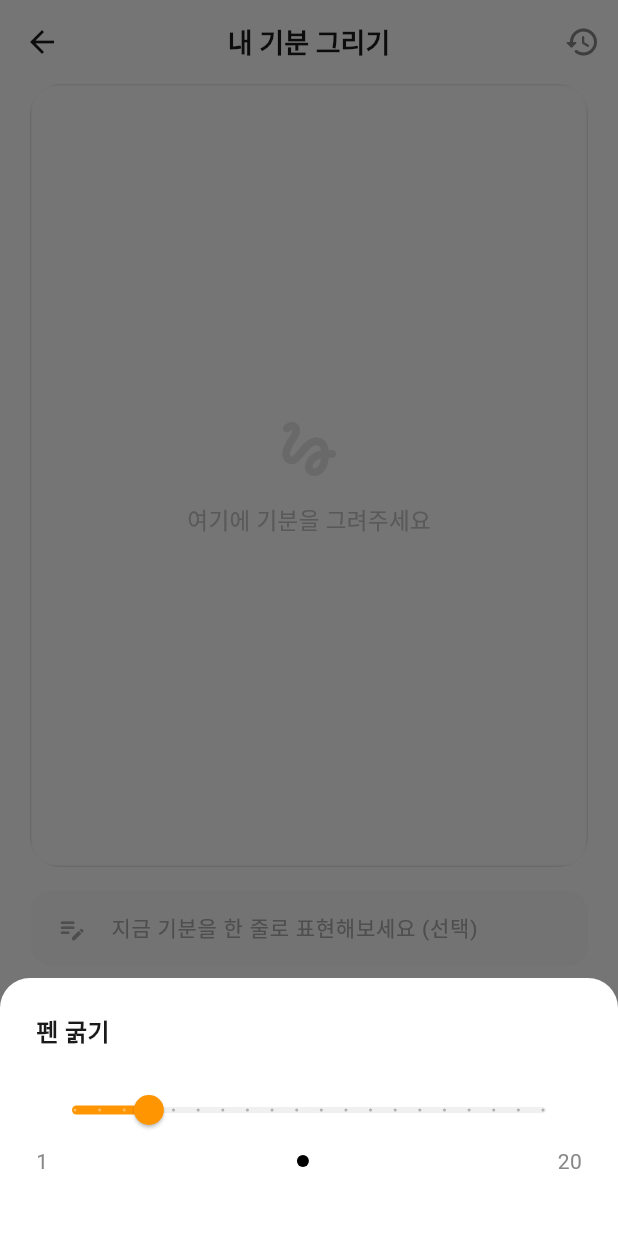
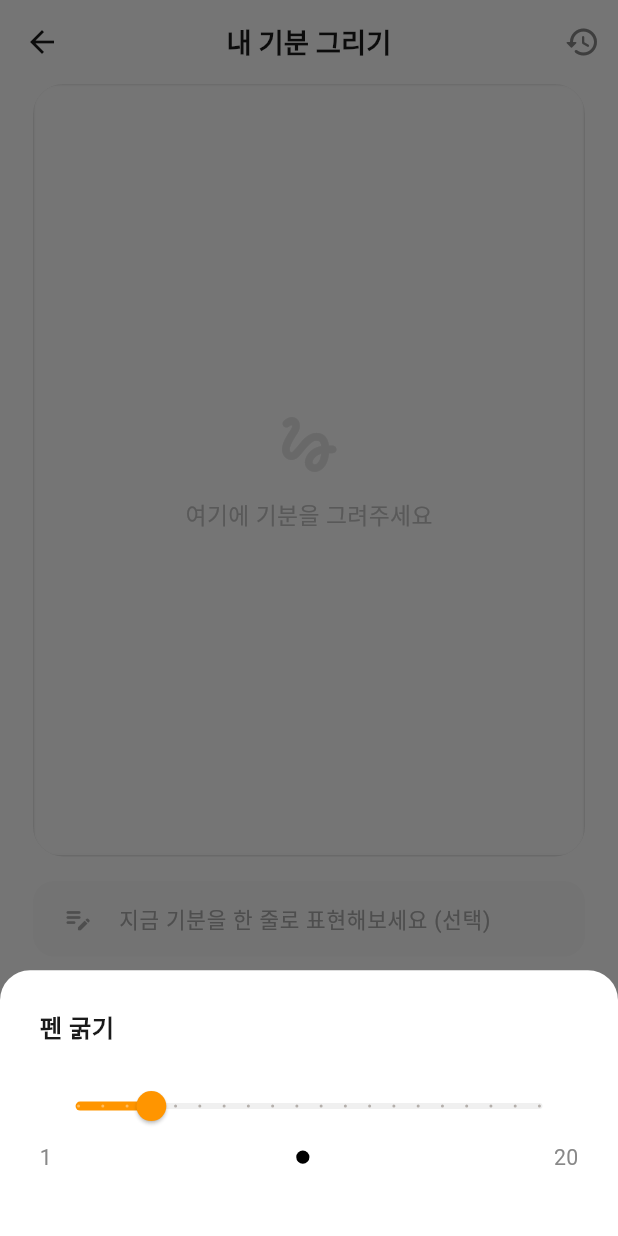
Before and after one commit to ggorockee/ojeomneo, a Flutter app: the SketchScreen screen opened by its route, after a tap on the "line weight" icon, on a phone screen of 412 x 824 dp. Run offline on Flutter 3.47's test engine with Material 3 defaults, Android fonts, the phone set to English and light mode, and no system bars; our stand-ins replace cached_network_image, device_info_plus, flutter_colorpicker, flutter_screenutil, google_mobile_ads, package_info_plus and 1 more; network calls fail; Roboto replaces fonts that are missing (Pretendard).

Commit message:
모든 화면을 flutter_screenutil을 사용한 반응형 디자인으로 변환 (#85)
- splash_screen.dart: 폰트 사이즈, 너비, 높이를 반응형으로 변환
- sketch_screen.dart: 모든 padding, margin, 폰트 사이즈를 반응형으로 변환
- result_screen.dart: 모든 UI 요소를 반응형으로 변환
- history_screen.dart: 모든 UI 요소를 반응형으로 변환
- 모든 화면에서 하드코딩된 값을 .sp, .w, .h, .r로 변경하여 다양한 화면 크기에 대응

```diff
--- a/mobile/lib/screens/sketch_screen.dart
+++ b/mobile/lib/screens/sketch_screen.dart
@@ -1,6 +1,7 @@
 import 'package:flutter/material.dart';
 import 'package:flutter_colorpicker/flutter_colorpicker.dart';
 import 'package:provider/provider.dart';
+import 'package:flutter_screenutil/flutter_screenutil.dart';
 
 import '../config/app_theme.dart';
 import '../services/sketch_provider.dart';
@@ -115,20 +116,20 @@ class _SketchScreenState extends State<SketchScreen> {
     showModalBottomSheet(
       context: context,
       builder: (context) => Container(
-        padding: const EdgeInsets.all(24),
+        padding: EdgeInsets.all(24.w),
         child: Column(
           mainAxisSize: MainAxisSize.min,
           crossAxisAlignment: CrossAxisAlignment.start,
           children: [
-            const Text(
+            Text(
               '펜 굵기',
               style: TextStyle(
-                fontSize: 16,
+                fontSize: 16.sp,
                 fontWeight: FontWeight.w700,
                 color: AppTheme.onSurface,
               ),
             ),
-            const SizedBox(height: 16),
+            SizedBox(height: 16.h),
             StatefulBuilder(
               builder: (context, setState) => Column(
                 children: [
@@ -154,28 +155,34 @@ class _SketchScreenState extends State<SketchScreen> {
                   Row(
                     mainAxisAlignment: MainAxisAlignment.spaceBetween,
                     children: [
-                      const Text(
+                      Text(
                         '1',
-                        style: TextStyle(color: AppTheme.onSurfaceVariant),
+                        style: TextStyle(
+                          color: AppTheme.onSurfaceVariant,
+                          fontSize: 14.sp,
+                        ),
                       ),
                       Container(
-                        width: provider.currentWidth * 2,
-                        height: provider.currentWidth * 2,
+                        width: (provider.currentWidth * 2).w,
+                        height: (provider.currentWidth * 2).w,
                         decoration: BoxDecoration(
                           color: provider.currentColor,
                           shape: BoxShape.circle,
                         ),
                       ),
-                      const Text(
+                      Text(
                         '20',
-                        style: TextStyle(color: AppTheme.onSurfaceVariant),
+                        style: TextStyle(
+                          color: AppTheme.onSurfaceVariant,
+                          fontSize: 14.sp,
+                        ),
                       ),
                     ],
                   ),
                 ],
               ),
             ),
-            const SizedBox(height: 16),
+            SizedBox(height: 16.h),
           ],
         ),
       ),
@@ -190,10 +197,10 @@ class _SketchScreenState extends State<SketchScreen> {
         backgroundColor: AppTheme.surfaceColor,
         elevation: 0,
         centerTitle: true,
-        title: const Text(
+        title: Text(
           '내 기분 그리기',
           style: TextStyle(
-            fontSize: 18,
+            fontSize: 18.sp,
             fontWeight: FontWeight.w700,
             color: AppTheme.onSurface,
           ),
@@ -218,7 +225,7 @@ class _SketchScreenState extends State<SketchScreen> {
                     // Canvas area
                     Expanded(
                       child: Padding(
-                        padding: const EdgeInsets.symmetric(horizontal: 20),
+                        padding: EdgeInsets.symmetric(horizontal: 20.w),
                         child: LayoutBuilder(
                           builder: (context, constraints) {
                             final canvasSize = Size(
@@ -229,7 +236,7 @@ class _SketchScreenState extends State<SketchScreen> {
                               key: _canvasKey,
                               decoration: BoxDecoration(
                                 color: AppTheme.surfaceVariant,
-                                borderRadius: BorderRadius.circular(20),
+                                borderRadius: BorderRadius.circular(20.r),
                                 border: Border.all(
                                   color: AppTheme.outlineColor,
                                   width: 1,
@@ -247,35 +254,35 @@ class _SketchScreenState extends State<SketchScreen> {
                         ),
                       ),
                     ),
-                    const SizedBox(height: 16),
+                    SizedBox(height: 16.h),
 
                     // Text input
                     Padding(
-                      padding: const EdgeInsets.symmetric(horizontal: 20),
+                      padding: EdgeInsets.symmetric(horizontal: 20.w),
                       child: Container(
-                        padding: const EdgeInsets.symmetric(
-                          horizontal: 18,
-                          vertical: 14,
+                        padding: EdgeInsets.symmetric(
+                          horizontal: 18.w,
+                          vertical: 14.h,
                         ),
                         decoration: BoxDecoration(
                           color: AppTheme.surfaceVariant,
-                          borderRadius: BorderRadius.circular(14),
+                          borderRadius: BorderRadius.circular(14.r),
                         ),
                         child: Row(
                           children: [
-                            const Icon(
+                            Icon(
                               Icons.edit_note_rounded,
                               color: AppTheme.textHint,
-                              size: 20,
+                              size: 20.sp,
                             ),
-                            const SizedBox(width: 12),
+                            SizedBox(width: 12.w),
                             Expanded(
                               child: TextField(
                                 controller: _textController,
-                                decoration: const InputDecoration(
+                                decoration: InputDecoration(
                                   hintText: '지금 기분을 한 줄로 표현해보세요 (선택)',
                                   hintStyle: TextStyle(
-                                    fontSize: 14,
+                                    fontSize: 14.sp,
                                     color: AppTheme.textHint,
                                   ),
                                   border: InputBorder.none,
@@ -283,8 +290,8 @@ class _SketchScreenState extends State<SketchScreen> {
                                   contentPadding: EdgeInsets.zero,
                                   filled: false,
                                 ),
-                                style: const TextStyle(
-                                  fontSize: 14,
+                                style: TextStyle(
+                                  fontSize: 14.sp,
                                   color: AppTheme.onSurface,
                                 ),
                                 maxLines: 1,
@@ -295,11 +302,11 @@ class _SketchScreenState extends State<SketchScreen> {
                         ),
                       ),
                     ),
-                    const SizedBox(height: 16),
+                    SizedBox(height: 16.h),
 
                     // Tool bar
                     Padding(
-                      padding: const EdgeInsets.symmetric(horizontal: 20),
+                      padding: EdgeInsets.symmetric(horizontal: 20.w),
                       child: Row(
                         mainAxisAlignment: MainAxisAlignment.center,
                         children: [
@@ -311,7 +318,7 @@ class _SketchScreenState extends State<SketchScreen> {
                             onTap: _showColorPicker,
                             tooltip: '색상',
                           ),
-                          const SizedBox(width: 8),
+                          SizedBox(width: 8.w),
 
                           // Stroke width
                           _ToolButton(
@@ -319,7 +326,7 @@ class _SketchScreenState extends State<SketchScreen> {
                             onTap: _showStrokeWidthPicker,
                             tooltip: '굵기',
                           ),
-                          const SizedBox(width: 8),
+                          SizedBox(width: 8.w),
 
                           // Undo
                           _ToolButton(
@@ -328,7 +335,7 @@ class _SketchScreenState extends State<SketchScreen> {
                                 provider.hasDrawing ? provider.undoLastStroke : null,
                             tooltip: '되돌리기',
                           ),
-                          const SizedBox(width: 8),
+                          SizedBox(width: 8.w),
 
                           // Clear
                           _ToolButton(
@@ -339,11 +346,11 @@ class _SketchScreenState extends State<SketchScreen> {
                         ],
                       ),
                     ),
-                    const SizedBox(height: 16),
+                    SizedBox(height: 16.h),
 
                     // Analyze button
                     Padding(
-                      padding: const EdgeInsets.fromLTRB(20, 0, 20, 40),
+                      padding: EdgeInsets.fromLTRB(20.w, 0, 20.w, 40.h),
                       child: _GradientButton(
                         onPressed: isAnalyzing ? null : _analyzeSketch,
                         isEnabled: provider.hasDrawing && !isAnalyzing,
@@ -388,14 +395,14 @@ class _EmptyCanvasPlaceholder extends StatelessWidget {
                 children: [
                   Icon(
                     Icons.gesture_rounded,
-                    size: 48,
+                    size: 48.sp,
                     color: AppTheme.textDisabled.withAlpha(128),
                   ),
-                  const SizedBox(height: 12),
+                  SizedBox(height: 12.h),
                   Text(
                     '여기에 기분을 그려주세요',
                     style: TextStyle(
-                      fontSize: 15,
+                      fontSize: 15.sp,
                       color: AppTheme.textHint.withAlpha(180),
                     ),
                   ),
@@ -434,17 +441,17 @@ class _ToolButton extends StatelessWidget {
         color: Colors.transparent,
         child: InkWell(
           onTap: onTap,
-          borderRadius: BorderRadius.circular(14),
+          borderRadius: BorderRadius.circular(14.r),
           child: Container(
-            width: 48,
-            height: 48,
+            width: 48.w,
+            height: 48.w,
             decoration: BoxDecoration(
               color: isActive
                   ? AppTheme.toolButtonActive
                   : (isEnabled
                       ? AppTheme.toolButtonInactive
                       : AppTheme.toolButtonInactive.withAlpha(128)),
-              borderRadius: BorderRadius.circular(14),
+              borderRadius: BorderRadius.circular(14.r),
               border: color != null ? Border.all(color: color!, width: 2) : null,
             ),
             child: Icon(
@@ -454,7 +461,7 @@ class _ToolButton extends StatelessWidget {
                   : (isEnabled
                       ? (color ?? AppTheme.onSurfaceVariant)
                       : AppTheme.textDisabled),
-              size: 22,
+              size: 22.sp,
             ),
           ),
         ),
@@ -484,36 +491,36 @@ class _GradientButton extends StatelessWidget {
       onTap: isEnabled ? onPressed : null,
       child: Container(
         width: double.infinity,
-        padding: const EdgeInsets.symmetric(vertical: 18),
+        padding: EdgeInsets.symmetric(vertical: 18.h),
         decoration: BoxDecoration(
           gradient: isEnabled ? AppTheme.primaryGradient : null,
           color: isEnabled ? null : AppTheme.buttonDisabled,
-          borderRadius: BorderRadius.circular(16),
+          borderRadius: BorderRadius.circular(16.r),
         ),
         child: Row(
           mainAxisAlignment: MainAxisAlignment.center,
           children: [
             if (isLoading)
-              const SizedBox(
-                width: 20,
-                height: 20,
-                child: CircularProgressIndicator(
+              SizedBox(
+                width: 20.w,
+                height: 20.w,
+                child: const CircularProgressIndicator(
                   strokeWidth: 2,
-                  color: Colors.white,
+                  valueColor: AlwaysStoppedAnimation<Color>(Colors.white),
                 ),
               )
             else if (icon != null) ...[
               Icon(
                 icon,
-                size: 20,
+                size: 20.sp,
                 color: isEnabled ? Colors.white : AppTheme.textHint,
               ),
-              const SizedBox(width: 8),
+              SizedBox(width: 8.w),
             ],
             Text(
               label,
               style: TextStyle(
-                fontSize: 16,
+                fontSize: 16.sp,
                 fontWeight: FontWeight.w700,
                 color: isEnabled ? Colors.white : AppTheme.textHint,
               ),
@@ -532,18 +539,18 @@ class _LoadingOverlay extends StatelessWidget {
       color: Colors.black.withAlpha(77),
       child: Center(
         child: Container(
-          padding: const EdgeInsets.symmetric(horizontal: 48, vertical: 32),
+          padding: EdgeInsets.symmetric(horizontal: 48.w, vertical: 32.h),
           decoration: BoxDecoration(
             color: Colors.white,
-            borderRadius: BorderRadius.circular(20),
+            borderRadius: BorderRadius.circular(20.r),
             boxShadow: AppTheme.softShadow,
           ),
           child: Column(
             mainAxisSize: MainAxisSize.min,
             children: [
               SizedBox(
-                width: 48,
-                height: 48,
+                width: 48.w,
+                height: 48.w,
                 child: CircularProgressIndicator(
                   strokeWidth: 4,
                   valueColor: const AlwaysStoppedAnimation<Color>(
@@ -552,20 +559,20 @@ class _LoadingOverlay extends StatelessWidget {
                   backgroundColor: AppTheme.dividerColor,
                 ),
               ),
-              const SizedBox(height: 16),
-              const Text(
+              SizedBox(height: 16.h),
+              Text(
                 '그림을 분석하고 있어요...',
                 style: TextStyle(
-                  fontSize: 16,
+                  fontSize: 16.sp,
                   fontWeight: FontWeight.w700,
                   color: AppTheme.onSurface,
                 ),
               ),
-              const SizedBox(height: 6),
-              const Text(
+              SizedBox(height: 6.h),
+              Text(
                 '잠시만 기다려주세요',
                 style: TextStyle(
-                  fontSize: 14,
+                  fontSize: 14.sp,
                   color: AppTheme.onSurfaceVariant,
                 ),
               ),
--- a/mobile/pubspec.yaml
+++ b/mobile/pubspec.yaml
@@ -65,4 +65,5 @@ flutter:
 
   assets:
     - assets/images/
+    - assets/images/login/
     - .env
```
Also changed, not shown: mobile/lib/screens/history_screen.dart (+76 -75 lines), mobile/lib/screens/result_screen.dart (+84 -83 lines), mobile/lib/screens/splash_screen.dart (+12 -11 lines), mobile/lib/main.dart (line endings or trailing spaces).
